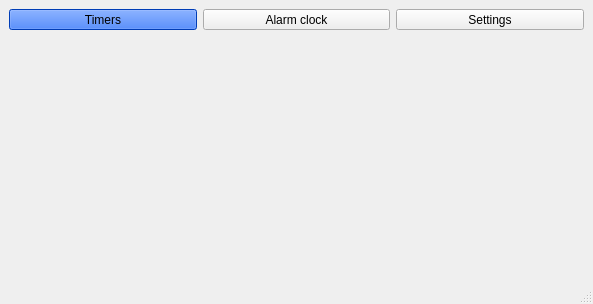
Before: the Qt Designer form mainwindow.ui in andruhus/Lab2OOOP2020, drawn with Qt 5.
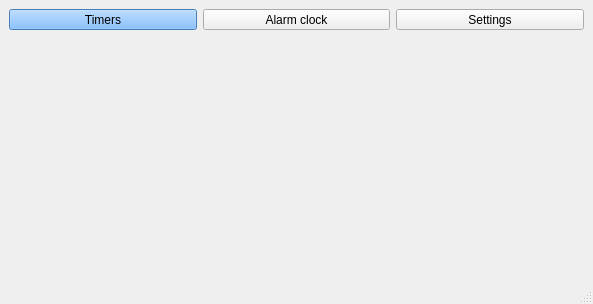
After: the same form once the commit is applied.

Patch:
```diff
--- a/mainwindow.ui
+++ b/mainwindow.ui
@@ -32,7 +32,7 @@
          </sizepolicy>
         </property>
         <property name="styleSheet">
-         <string notr="true">background-color: rgb(0, 85, 255);</string>
+         <string notr="true">background-color: rgb(99, 174, 255);</string>
         </property>
         <property name="text">
          <string>Timers</string>
```
